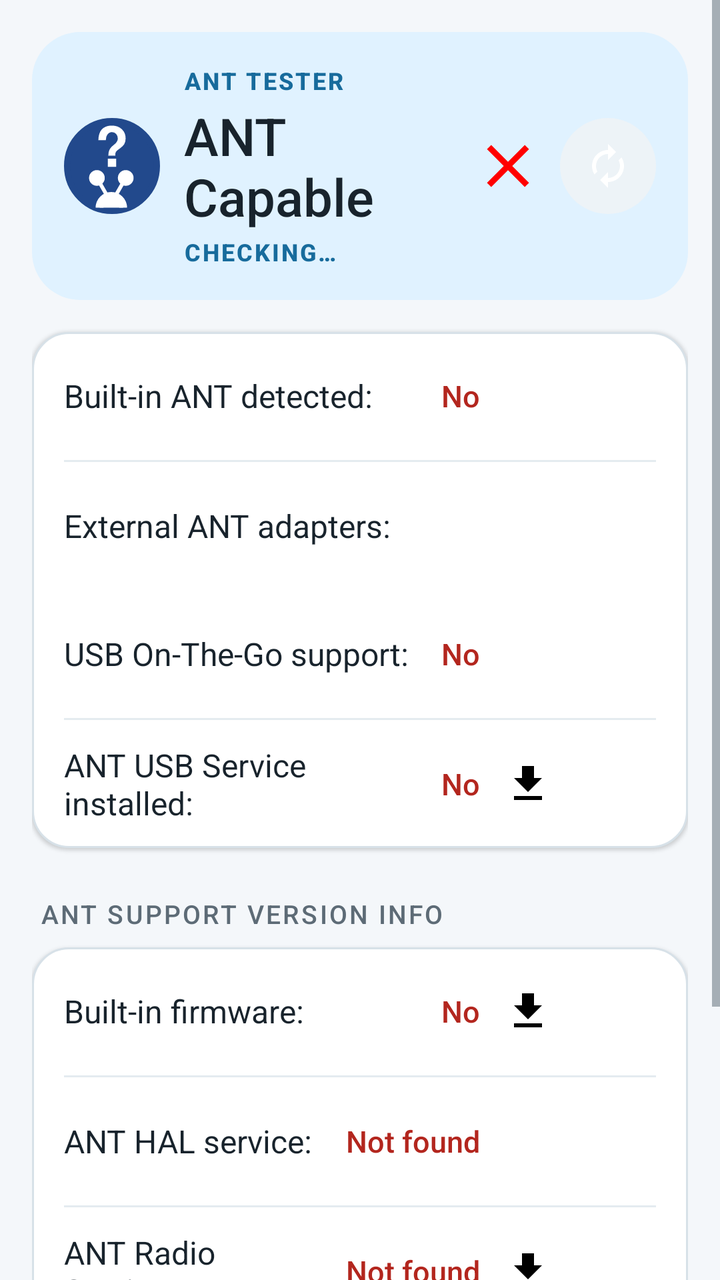
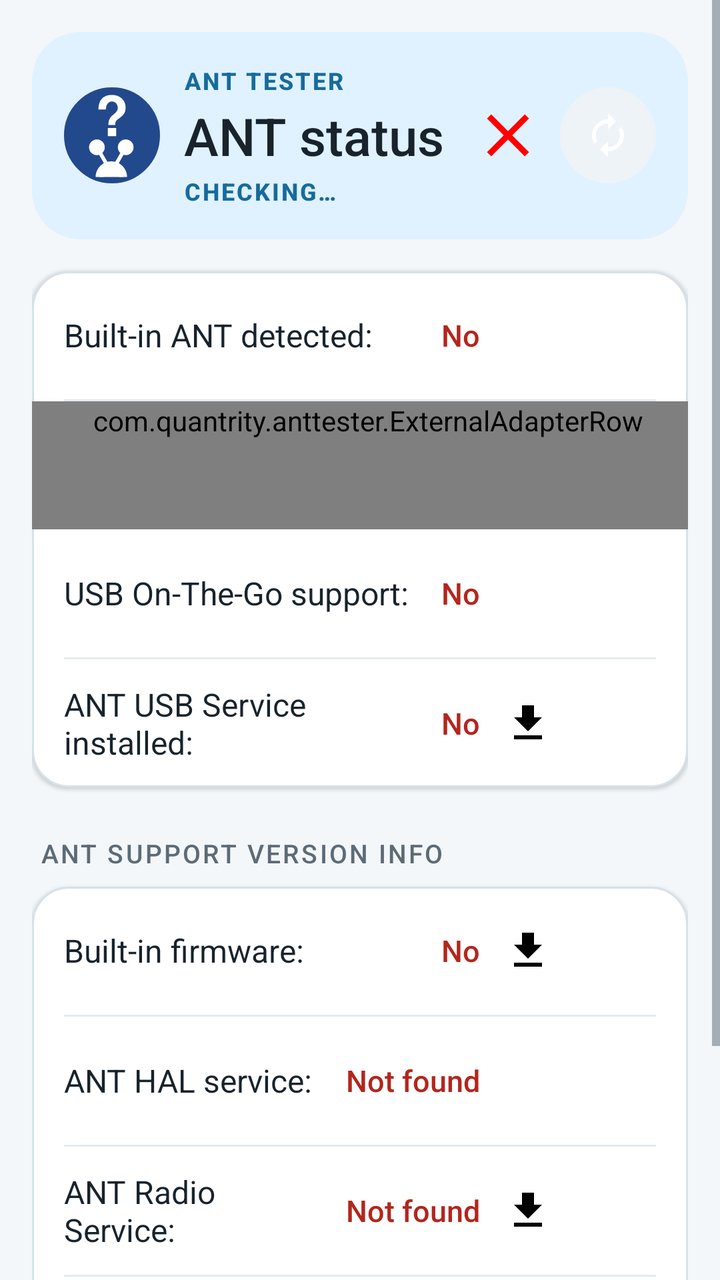

Two renders of the same Android screen: before a commit and after it. Below are the layout's source before the change and the commit's diff.
<!-- AndroidManifest.xml: application theme AppTheme -->
<!-- res/layout/activity_main.xml -->
<?xml version="1.0" encoding="utf-8"?>
<ScrollView xmlns:android="http://schemas.android.com/apk/res/android"
    xmlns:tools="http://schemas.android.com/tools"
    android:layout_width="match_parent"
    android:layout_height="match_parent"
    android:fillViewport="true"
    tools:context=".MainActivity">

    <LinearLayout
        android:layout_width="match_parent"
        android:layout_height="wrap_content"
        android:orientation="vertical"
        android:paddingLeft="@dimen/activity_horizontal_margin"
        android:paddingTop="@dimen/activity_vertical_margin"
        android:paddingRight="@dimen/activity_horizontal_margin"
        android:paddingBottom="@dimen/activity_vertical_margin">

        <LinearLayout
            style="@style/Widget.AntTester.HeroCard"
            android:layout_width="match_parent"
            android:layout_height="wrap_content"
            android:gravity="center_vertical"
            android:orientation="horizontal">

            <ImageView
                android:layout_width="48dp"
                android:layout_height="48dp"
                android:contentDescription="@string/app_name"
                android:src="@drawable/ic_launcher" />

            <LinearLayout
                android:layout_width="0dp"
                android:layout_height="wrap_content"
                android:layout_marginLeft="12dp"
                android:layout_marginStart="12dp"
                android:layout_marginRight="8dp"
                android:layout_marginEnd="8dp"
                android:layout_weight="1"
                android:orientation="vertical">

                <TextView
                    style="@style/TextAppearance.AntTester.HeroOverline"
                    android:layout_width="wrap_content"
                    android:layout_height="wrap_content"
                    android:text="@string/app_name" />

                <TextView
                    style="@style/TextAppearance.AntTester.HeroTitle"
                    android:layout_width="wrap_content"
                    android:layout_height="wrap_content"
                    android:layout_marginTop="2dp"
                    android:text="@string/ant_capable" />

                <TextView
                    android:id="@+id/readiness_tv"
                    style="@style/TextAppearance.AntTester.HeroOverline"
                    android:layout_width="wrap_content"
                    android:layout_height="wrap_content"
                    android:layout_marginTop="2dp"
                    android:text="@string/checking" />
            </LinearLayout>

            <ImageView
                android:id="@+id/ant_capable_iv"
                android:layout_width="44dp"
                android:layout_height="44dp"
                android:contentDescription="@string/ant_capable"
                android:padding="4dp"
                android:src="@drawable/ic_nok_red_36dp" />

            <ImageButton
                android:id="@+id/refresh_button"
                style="@style/Widget.AntTester.HeroActionIcon"
                android:layout_marginLeft="4dp"
                android:layout_marginStart="4dp"
                android:contentDescription="@string/menu_test"
                android:src="@drawable/ic_update_white_24dp" />
        </LinearLayout>

        <LinearLayout
            style="@style/Widget.AntTester.Card"
            android:layout_width="match_parent"
            android:layout_height="wrap_content"
            android:layout_marginTop="16dp"
            android:orientation="vertical">

            <LinearLayout
                style="@style/Widget.AntTester.StatusRow"
                android:layout_width="match_parent"
                android:layout_height="wrap_content">

                <TextView
                    style="@style/TextAppearance.AntTester.RowLabel"
                    android:layout_width="0dp"
                    android:layout_height="wrap_content"
                    android:layout_weight="1"
                    android:text="@string/built_in_ant_detected" />

                <TextView
                    android:id="@+id/builtin_ant_detected_tv"
                    style="@style/TextAppearance.AntTester.StatusValue"
                    android:layout_width="wrap_content"
                    android:layout_height="wrap_content"
                    android:text="@string/no" />

                <ImageView
                    android:id="@+id/builtin_ant_detected_iv"
                    style="@style/Widget.AntTester.ActionIcon"
                    android:contentDescription="@string/no_service"
                    android:onClick="statusIconClick"
                    android:src="@drawable/ic_error_red_24dp"
                    android:visibility="invisible" />

                <View style="@style/Widget.AntTester.ActionIcon" />
            </LinearLayout>

            <View style="@style/Widget.AntTester.Divider" />

            <LinearLayout
                style="@style/Widget.AntTester.StatusRow"
                android:layout_width="match_parent"
                android:layout_height="wrap_content">

                <TextView
                    style="@style/TextAppearance.AntTester.RowLabel"
                    android:layout_width="0dp"
                    android:layout_height="wrap_content"
                    android:layout_weight="1"
                    android:text="@string/external_ant_adapters" />

                <TextView
                    android:id="@+id/external_adapters_tv"
                    style="@style/TextAppearance.AntTester.StatusValue"
                    android:layout_width="wrap_content"
                    android:layout_height="wrap_content"
                    android:visibility="gone" />

                <View style="@style/Widget.AntTester.ActionIcon" />
            </LinearLayout>

            <LinearLayout
                style="@style/Widget.AntTester.StatusRow"
                android:layout_width="match_parent"
                android:layout_height="wrap_content">

                <TextView
                    style="@style/TextAppearance.AntTester.RowLabel"
                    android:layout_width="0dp"
                    android:layout_height="wrap_content"
                    android:layout_weight="1"
                    android:text="@string/usb_on_the_go_support" />

                <TextView
                    android:id="@+id/usb_host_support_tv"
                    style="@style/TextAppearance.AntTester.StatusValue"
                    android:layout_width="wrap_content"
                    android:layout_height="wrap_content"
                    android:text="@string/no" />

                <View style="@style/Widget.AntTester.ActionArea" />
            </LinearLayout>

            <View
                android:id="@+id/addon_adapter_support_divider"
                style="@style/Widget.AntTester.Divider" />

            <LinearLayout
                android:id="@+id/addon_adapter_support_row"
                style="@style/Widget.AntTester.StatusRow"
                android:layout_width="match_parent"
                android:layout_height="wrap_content">

                <TextView
                    android:id="@+id/addon_adapter_support_label_tv"
                    style="@style/TextAppearance.AntTester.RowLabel"
                    android:layout_width="0dp"
                    android:layout_height="wrap_content"
                    android:layout_weight="1"
                    android:text="@string/ant_usb_service_installed" />

                <TextView
                    android:id="@+id/addon_adapter_support_tv"
                    style="@style/TextAppearance.AntTester.StatusValue"
                    android:layout_width="wrap_content"
                    android:layout_height="wrap_content"
                    android:text="@string/no" />

                <ImageView
                    android:id="@+id/addon_adapter_support_iv"
                    style="@style/Widget.AntTester.ActionIcon"
                    android:contentDescription="@string/ant_usb_service"
                    android:src="@drawable/ic_file_download_black_24dp" />

                <View style="@style/Widget.AntTester.ActionIcon" />
            </LinearLayout>
        </LinearLayout>

        <TextView
            style="@style/TextAppearance.AntTester.SectionHeader"
            android:layout_width="wrap_content"
            android:layout_height="wrap_content"
            android:layout_marginLeft="4dp"
            android:layout_marginTop="24dp"
            android:layout_marginRight="4dp"
            android:layout_marginBottom="8dp"
            android:text="@string/ant_support_version_info" />

        <LinearLayout
            style="@style/Widget.AntTester.Card"
            android:layout_width="match_parent"
            android:layout_height="wrap_content"
            android:orientation="vertical">

            <LinearLayout
                style="@style/Widget.AntTester.StatusRow"
                android:layout_width="match_parent"
                android:layout_height="wrap_content">

                <TextView
                    style="@style/TextAppearance.AntTester.RowLabel"
                    android:layout_width="0dp"
                    android:layout_height="wrap_content"
                    android:layout_weight="1"
                    android:text="@string/built_in_firmware" />

                <TextView
                    android:id="@+id/builtin_firmware_tv"
                    style="@style/TextAppearance.AntTester.StatusValue"
                    android:layout_width="wrap_content"
                    android:layout_height="wrap_content"
                    android:text="@string/no" />

                <ImageView
                    android:id="@+id/builtin_firmware_iv"
                    style="@style/Widget.AntTester.ActionIcon"
                    android:contentDescription="@string/ant_radio_service"
                    android:src="@drawable/ic_file_download_black_24dp" />

                <ImageView
                    android:id="@+id/ant_radio_service_lock_iv"
                    style="@style/Widget.AntTester.ActionIcon"
                    android:contentDescription="@string/use_ant_hardware_permission"
                    android:onClick="statusIconClick"
                    android:src="@drawable/ic_lock_red_24dp"
                    android:visibility="invisible" />
            </LinearLayout>

            <View style="@style/Widget.AntTester.Divider" />

            <LinearLayout
                style="@style/Widget.AntTester.StatusRow"
                android:layout_width="match_parent"
                android:layout_height="wrap_content">

                <TextView
                    style="@style/TextAppearance.AntTester.RowLabel"
                    android:layout_width="0dp"
                    android:layout_height="wrap_content"
                    android:layout_weight="1"
                    android:text="@string/ant_hal_service" />

                <TextView
                    android:id="@+id/ant_hal_service_tv"
                    style="@style/TextAppearance.AntTester.StatusValue"
                    android:layout_width="wrap_content"
                    android:layout_height="wrap_content"
                    android:text="@string/not_found" />

                <View style="@style/Widget.AntTester.ActionArea" />
            </LinearLayout>

            <View style="@style/Widget.AntTester.Divider" />

            <LinearLayout
                style="@style/Widget.AntTester.StatusRow"
                android:layout_width="match_parent"
                android:layout_height="wrap_content">

                <TextView
                    style="@style/TextAppearance.AntTester.RowLabel"
                    android:layout_width="0dp"
                    android:layout_height="wrap_content"
                    android:layout_weight="1"
                    android:text="@string/ant_radio_service" />

                <TextView
                    android:id="@+id/ant_radio_service_tv"
                    style="@style/TextAppearance.AntTester.StatusValue"
                    android:layout_width="wrap_content"
                    android:layout_height="wrap_content"
                    android:text="@string/not_found" />

                <ImageView
                    android:id="@+id/ant_radio_service_iv"
                    style="@style/Widget.AntTester.ActionIcon"
                    android:contentDescription="@string/ant_radio_service"
                    android:src="@drawable/ic_file_download_black_24dp" />

                <ImageView
                    android:id="@+id/ant_radio_service_lock2_iv"
                    style="@style/Widget.AntTester.ActionIcon"
                    android:contentDescription="@string/use_ant_hardware_permission"
                    android:onClick="statusIconClick"
                    android:src="@drawable/ic_lock_red_24dp"
                    android:visibility="invisible" />
            </LinearLayout>

            <View
                android:id="@+id/ant_usb_service_divider"
                style="@style/Widget.AntTester.Divider" />

            <LinearLayout
                android:id="@+id/ant_usb_service_tr"
                style="@style/Widget.AntTester.StatusRow"
                android:layout_width="match_parent"
                android:layout_height="wrap_content">

                <TextView
                    style="@style/TextAppearance.AntTester.RowLabel"
                    android:layout_width="0dp"
                    android:layout_height="wrap_content"
                    android:layout_weight="1"
                    android:text="@string/ant_usb_service" />

                <TextView
                    android:id="@+id/ant_usb_service_tv"
                    style="@style/TextAppearance.AntTester.StatusValue"
                    android:layout_width="wrap_content"
                    android:layout_height="wrap_content"
                    android:text="@string/not_found" />

                <ImageView
                    android:id="@+id/ant_usb_service_iv"
                    style="@style/Widget.AntTester.ActionIcon"
                    android:contentDescription="@string/ant_usb_service"
                    android:src="@drawable/ic_file_download_black_24dp" />

                <View style="@style/Widget.AntTester.ActionIcon" />
            </LinearLayout>

            <View style="@style/Widget.AntTester.Divider" />

            <LinearLayout
                style="@style/Widget.AntTester.StatusRow"
                android:layout_width="match_parent"
                android:layout_height="wrap_content">

                <TextView
                    style="@style/TextAppearance.AntTester.RowLabel"
                    android:layout_width="0dp"
                    android:layout_height="wrap_content"
                    android:layout_weight="1"
                    android:text="@string/ant_plugins" />

                <TextView
                    android:id="@+id/ant_plugins_tv"
                    style="@style/TextAppearance.AntTester.StatusValue"
                    android:layout_width="wrap_content"
                    android:layout_height="wrap_content"
                    android:text="@string/not_found" />

                <ImageView
                    android:id="@+id/ant_plugins_iv"
                    style="@style/Widget.AntTester.ActionIcon"
                    android:contentDescription="@string/ant_plugins"
                    android:src="@drawable/ic_file_download_black_24dp" />

                <View style="@style/Widget.AntTester.ActionIcon" />
            </LinearLayout>
        </LinearLayout>

        <TextView
            android:id="@+id/usb_devices_tv1"
            style="@style/TextAppearance.AntTester.SectionHeader"
            android:layout_width="wrap_content"
            android:layout_height="wrap_content"
            android:layout_marginLeft="4dp"
            android:layout_marginTop="24dp"
            android:layout_marginRight="4dp"
            android:layout_marginBottom="8dp"
            android:text="@string/usb_devices"
            android:visibility="gone" />

        <TextView
            android:id="@+id/usb_devices_tv2"
            style="@style/TextAppearance.AntTester.DeviceDetails"
            android:layout_width="match_parent"
            android:layout_height="wrap_content"
            android:background="@drawable/bg_device_details"
            android:padding="16dp"
            android:typeface="monospace"
            android:visibility="gone" />
    </LinearLayout>
</ScrollView>
<!-- resources referenced by this layout -->
<resources>
  <dimen name="activity_horizontal_margin">16dp</dimen>
  <dimen name="activity_vertical_margin">16dp</dimen>
  <string name="ant_capable">ANT Capable</string>
  <string name="ant_hal_service">ANT HAL service:</string>
  <string name="ant_plugins">ANT+ Plugins:</string>
  <string name="ant_radio_service">ANT Radio Service:</string>
  <string name="ant_support_version_info">ANT support version info</string>
  <string name="ant_usb_service">ANT USB Service:</string>
  <string name="ant_usb_service_installed">ANT USB Service installed:</string>
  <string name="app_name">ANT Tester</string>
  <string name="built_in_ant_detected">Built-in ANT detected:</string>
  <string name="built_in_firmware">Built-in firmware:</string>
  <string name="checking" tools:ignore="MissingTranslation">Checking…</string>
  <string name="external_ant_adapters" tools:ignore="MissingTranslation">External ANT adapters:</string>
  <string name="menu_test">Test ANT Support</string>
  <string name="no">No</string>
  <string name="no_service">No service</string>
  <string name="not_found">Not found</string>
  <string name="usb_devices">Attached USB devices</string>
  <string name="usb_on_the_go_support">USB On-The-Go support:</string>
  <string name="use_ant_hardware_permission">✘ Permission &gt; Additional permission &gt; use ANT hardware</string>
  <style name="TextAppearance.AntTester.DeviceDetails">
          <item name="android:textColor">@color/text_primary</item>
          <item name="android:textSize">13sp</item>
      </style>
  <style name="TextAppearance.AntTester.HeroOverline">
          <item name="android:textColor">@color/brand_primary</item>
          <item name="android:textSize">12sp</item>
          <item name="android:textStyle">bold</item>
      </style>
  <style name="TextAppearance.AntTester.HeroTitle">
          <item name="android:textColor">@color/text_primary</item>
          <item name="android:textSize">26sp</item>
          <item name="android:textStyle">bold</item>
      </style>
  <style name="TextAppearance.AntTester.RowLabel">
          <item name="android:textColor">@color/text_primary</item>
          <item name="android:textSize">16sp</item>
      </style>
  <style name="TextAppearance.AntTester.SectionHeader">
          <item name="android:textColor">@color/text_secondary</item>
          <item name="android:textSize">13sp</item>
          <item name="android:textStyle">bold</item>
      </style>
  <style name="Widget.AntTester.ActionArea">
          <item name="android:layout_width">96dp</item>
          <item name="android:layout_height">48dp</item>
      </style>
  <style name="Widget.AntTester.ActionIcon">
          <item name="android:layout_width">48dp</item>
          <item name="android:layout_height">48dp</item>
          <item name="android:padding">12dp</item>
      </style>
  <style name="Widget.AntTester.Card">
          <item name="android:background">@drawable/bg_card</item>
      </style>
  <style name="Widget.AntTester.HeroCard">
          <item name="android:background">@drawable/bg_hero</item>
          <item name="android:padding">16dp</item>
      </style>
  <color name="surface_variant">#EDF3F7</color>
  <color name="outline">#D7E1E8</color>
  <color name="text_primary">#18232C</color>
  <color name="brand_primary">#176B9C</color>
  <color name="text_secondary">#5D6B76</color>
  <color name="status_error">#B3261E</color>
  <color name="divider">#E4EBF0</color>
  <!-- drawable bg_hero (drawable) -->
  <?xml version="1.0" encoding="utf-8"?>
  <shape xmlns:android="http://schemas.android.com/apk/res/android"
      android:shape="rectangle">
      <solid android:color="@color/primary_container" />
      <corners android:radius="24dp" />
  </shape>
  <color name="screen_background">#F4F7FA</color>
  <color name="surface">#FFFFFF</color>
  <color name="primary_container">#E0F2FF</color>
  <!-- unchanged entries left out for length: 14 -->
</resources>

<!-- the commit's change to res/layout/activity_main.xml (unified diff, before → after) -->
@@ -49,7 +49,7 @@
                     android:layout_width="wrap_content"
                     android:layout_height="wrap_content"
                     android:layout_marginTop="2dp"
-                    android:text="@string/ant_capable" />
+                    android:text="@string/ant_status" />
 
                 <TextView
                     android:id="@+id/readiness_tv"
@@ -64,7 +64,7 @@
                 android:id="@+id/ant_capable_iv"
                 android:layout_width="44dp"
                 android:layout_height="44dp"
-                android:contentDescription="@string/ant_capable"
+                android:contentDescription="@null"
                 android:padding="4dp"
                 android:src="@drawable/ic_nok_red_36dp" />
 
@@ -116,27 +116,27 @@
 
             <View style="@style/Widget.AntTester.Divider" />
 
-            <LinearLayout
-                style="@style/Widget.AntTester.StatusRow"
-                android:layout_width="match_parent"
-                android:layout_height="wrap_content">
-
-                <TextView
-                    style="@style/TextAppearance.AntTester.RowLabel"
-                    android:layout_width="0dp"
-                    android:layout_height="wrap_content"
-                    android:layout_weight="1"
+            <com.quantrity.anttester.ExternalAdapterRow
+                style="@style/Widget.AntTester.StatusRow"
+                android:layout_width="match_parent"
+                android:layout_height="wrap_content">
+
+                <TextView
+                    style="@style/TextAppearance.AntTester.RowLabel"
+                    android:layout_width="wrap_content"
+                    android:layout_height="wrap_content"
                     android:text="@string/external_ant_adapters" />
 
                 <TextView
                     android:id="@+id/external_adapters_tv"
                     style="@style/TextAppearance.AntTester.StatusValue"
-                    android:layout_width="wrap_content"
-                    android:layout_height="wrap_content"
-                    android:visibility="gone" />
-
-                <View style="@style/Widget.AntTester.ActionIcon" />
-            </LinearLayout>
+                    android:layout_width="0dp"
+                    android:layout_height="wrap_content"
+                    android:layout_weight="1"
+                    android:paddingLeft="4dp"
+                    android:paddingRight="@dimen/status_action_area_width"
+                    android:text="@string/not_available" />
+            </com.quantrity.anttester.ExternalAdapterRow>
 
             <LinearLayout
                 style="@style/Widget.AntTester.StatusRow"
@@ -212,6 +212,7 @@
             android:orientation="vertical">
 
             <LinearLayout
+                android:id="@+id/builtin_firmware_row"
                 style="@style/Widget.AntTester.StatusRow"
                 android:layout_width="match_parent"
                 android:layout_height="wrap_content">
@@ -245,9 +246,12 @@
                     android:visibility="invisible" />
             </LinearLayout>
 
-            <View style="@style/Widget.AntTester.Divider" />
-
-            <LinearLayout
+            <View
+                android:id="@+id/builtin_firmware_divider"
+                style="@style/Widget.AntTester.Divider" />
+
+            <LinearLayout
+                android:id="@+id/ant_hal_service_row"
                 style="@style/Widget.AntTester.StatusRow"
                 android:layout_width="match_parent"
                 android:layout_height="wrap_content">
@@ -269,7 +273,9 @@
                 <View style="@style/Widget.AntTester.ActionArea" />
             </LinearLayout>
 
-            <View style="@style/Widget.AntTester.Divider" />
+            <View
+                android:id="@+id/ant_hal_service_divider"
+                style="@style/Widget.AntTester.Divider" />
 
             <LinearLayout
                 style="@style/Widget.AntTester.StatusRow"
<!-- resource entries referenced after the edit -->
@@ -2,10 +2,11 @@
 <resources>
   <dimen name="activity_horizontal_margin">16dp</dimen>
   <dimen name="activity_vertical_margin">16dp</dimen>
-  <string name="ant_capable">ANT Capable</string>
+  <dimen name="status_action_area_width">96dp</dimen>
   <string name="ant_hal_service">ANT HAL service:</string>
   <string name="ant_plugins">ANT+ Plugins:</string>
   <string name="ant_radio_service">ANT Radio Service:</string>
+  <string name="ant_status" tools:ignore="MissingTranslation">ANT status</string>
   <string name="ant_support_version_info">ANT support version info</string>
   <string name="ant_usb_service">ANT USB Service:</string>
   <string name="ant_usb_service_installed">ANT USB Service installed:</string>
@@ -17,6 +18,7 @@
   <string name="menu_test">Test ANT Support</string>
   <string name="no">No</string>
   <string name="no_service">No service</string>
+  <string name="not_available">N/A</string>
   <string name="not_found">Not found</string>
   <string name="usb_devices">Attached USB devices</string>
   <string name="usb_on_the_go_support">USB On-The-Go support:</string>
@@ -45,7 +47,7 @@
           <item name="android:textStyle">bold</item>
       </style>
   <style name="Widget.AntTester.ActionArea">
-          <item name="android:layout_width">96dp</item>
+          <item name="android:layout_width">@dimen/status_action_area_width</item>
           <item name="android:layout_height">48dp</item>
       </style>
   <style name="Widget.AntTester.ActionIcon">
